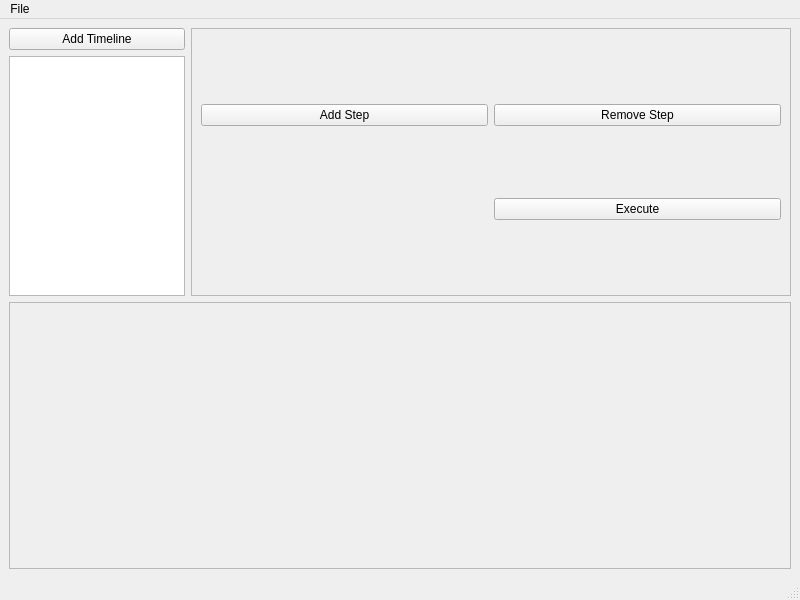
This is ui/views/GUIMonkeyMain.ui in Setyadjih/GUIMonkey as Qt 5 draws it before an edit. The edited form follows.
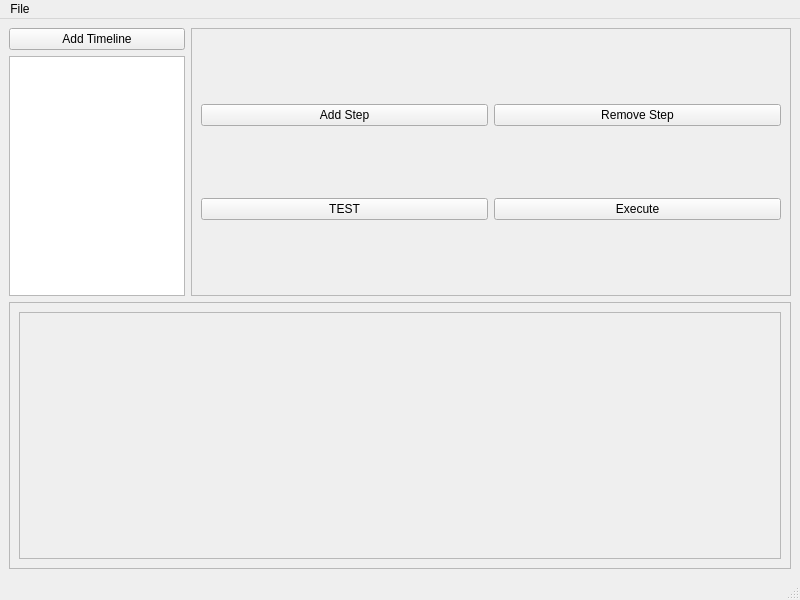
This is the edited form.

Diff of the .ui file:
```diff
--- a/ui/views/GUIMonkeyMain.ui
+++ b/ui/views/GUIMonkeyMain.ui
@@ -71,6 +71,13 @@
            </property>
           </widget>
          </item>
+         <item row="1" column="0">
+          <widget class="QPushButton" name="testButton">
+           <property name="text">
+            <string>TEST</string>
+           </property>
+          </widget>
+         </item>
         </layout>
        </widget>
       </item>
@@ -90,7 +97,19 @@
          <height>265</height>
         </rect>
        </property>
-       <layout class="QHBoxLayout" name="horizontalLayout_2"/>
+       <layout class="QHBoxLayout" name="horizontalLayout_2">
+        <item>
+         <widget class="QFrame" name="scrollFrame">
+          <property name="frameShape">
+           <enum>QFrame::StyledPanel</enum>
+          </property>
+          <property name="frameShadow">
+           <enum>QFrame::Raised</enum>
+          </property>
+          <layout class="QHBoxLayout" name="horizontalLayout_3"/>
+         </widget>
+        </item>
+       </layout>
       </widget>
      </widget>
     </item>
```
Left out of the diff: 2 changed lines with no effect on the pictures.
